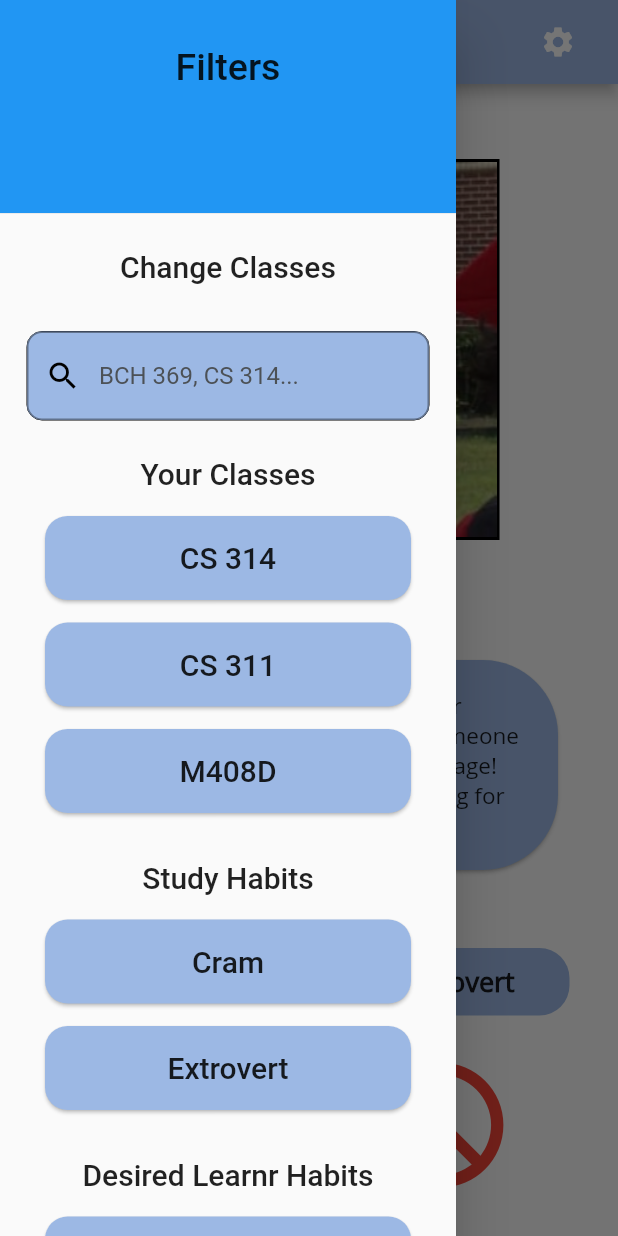
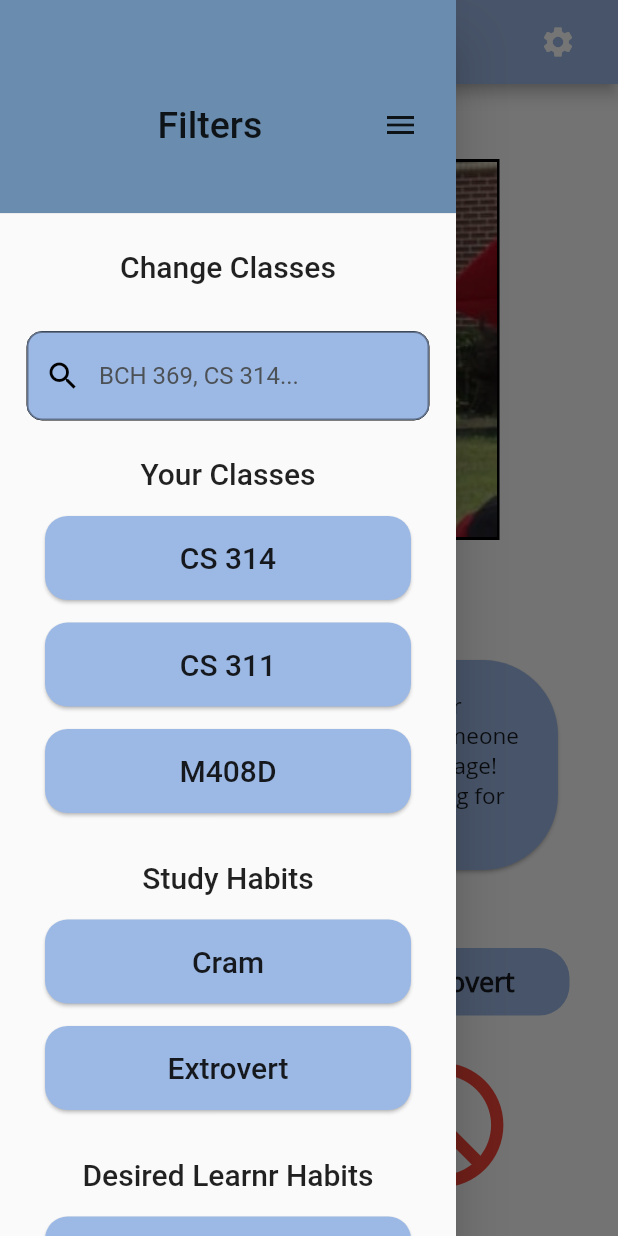
Before and after one commit to nxdavar/Learnr, a Flutter app: the screen it shows after launch, with the side drawer open, on a phone screen of 412 x 824 dp. Run offline on Flutter 3.47's test engine with Material 2 defaults, Android fonts, the phone set to English and light mode, and no system bars; drawn by our look-alikes of bubble; our stand-ins replace cloud_firestore, firebase_auth, firebase_core, google_sign_in; accounts and stored records are empty.

Commit message:
(12/1/20) - added icon to sidebar

```diff
--- a/lib/HomeScreen.dart
+++ b/lib/HomeScreen.dart
@@ -186,13 +186,20 @@ class _HomeScreenState extends State<HomeScreen> {
             Container(
               height: 150.0,
               child: DrawerHeader(
-                child: Text(
-                  'Filters',
-                  textAlign: TextAlign.center,
-                  style: TextStyle(fontSize: 25.0),
+                child: Row(
+                  children: [
+                    SizedBox(width: 100),
+                    Text(
+                      'Filters',
+                      textAlign: TextAlign.center,
+                      style: TextStyle(fontSize: 25.0),
+                    ),
+                    SizedBox(width: 80),
+                    Icon(Icons.menu),
+                  ],
                 ),
                 decoration: BoxDecoration(
-                  color: Colors.blue,
+                  color: DARK_BLUE,
                 ),
                 padding: EdgeInsets.fromLTRB(5, 30, 5, 5),
               ),
```
Also changed, not shown: lib/ChatModel.dart (+7 -0 lines).
